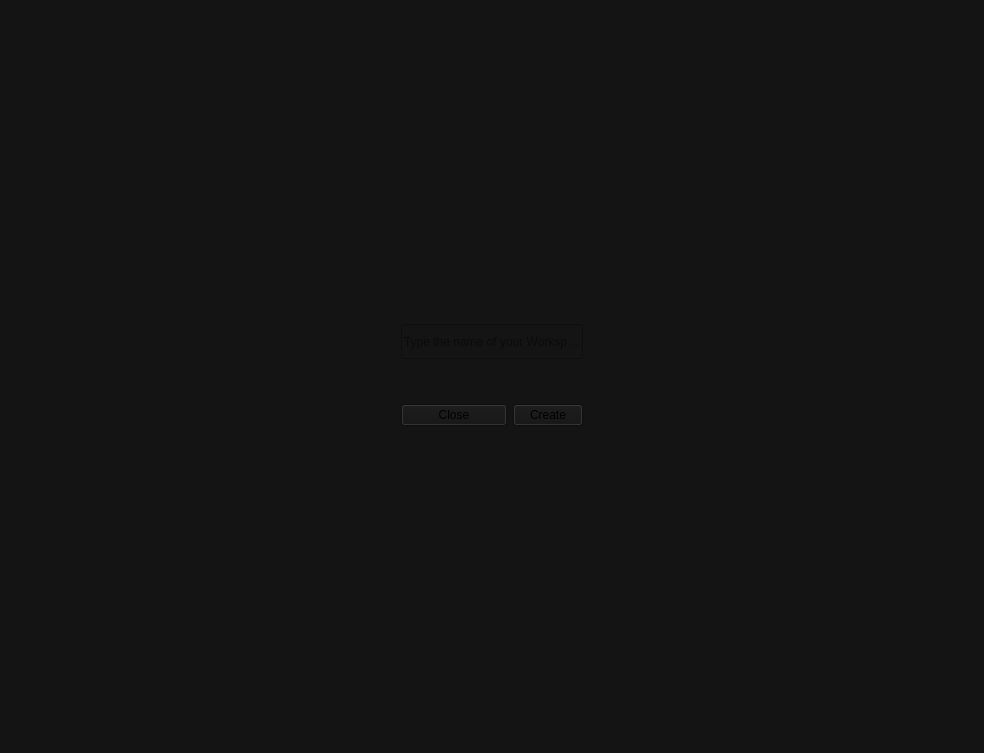
ligerr13/PE_Spectroradiometer, file src/ui/workspace_landing_page.ui: the form before one commit.
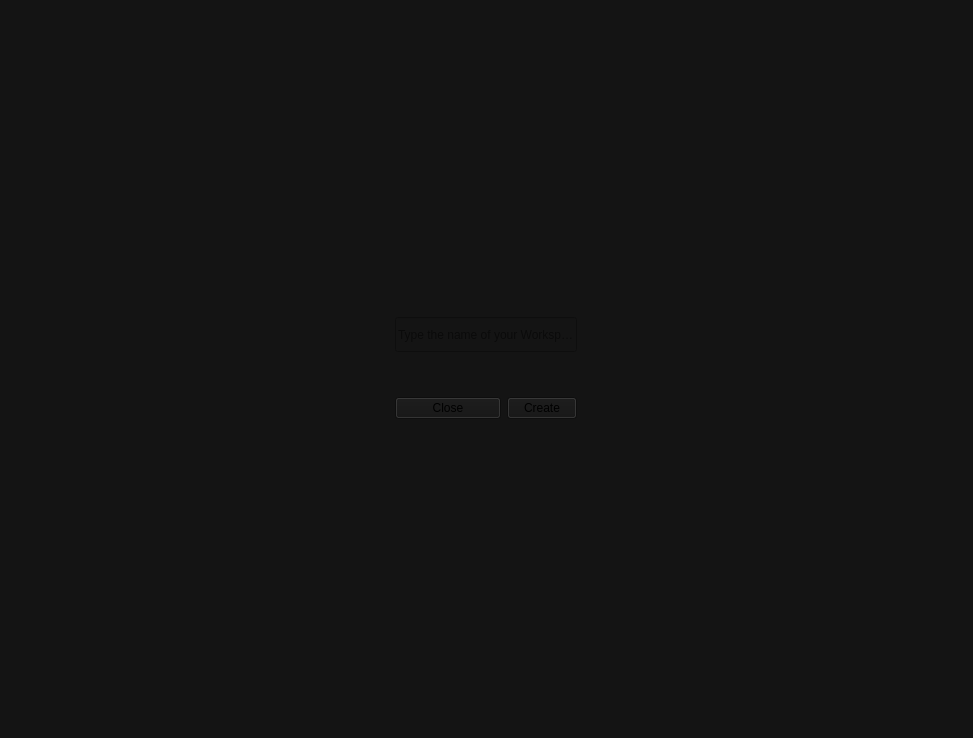
The form after the commit.

The edit to the form file:
```diff
--- a/src/ui/workspace_landing_page.ui
+++ b/src/ui/workspace_landing_page.ui
@@ -6,8 +6,8 @@
    <rect>
     <x>0</x>
     <y>0</y>
-    <width>984</width>
-    <height>753</height>
+    <width>973</width>
+    <height>738</height>
    </rect>
   </property>
   <property name="sizePolicy">
```
